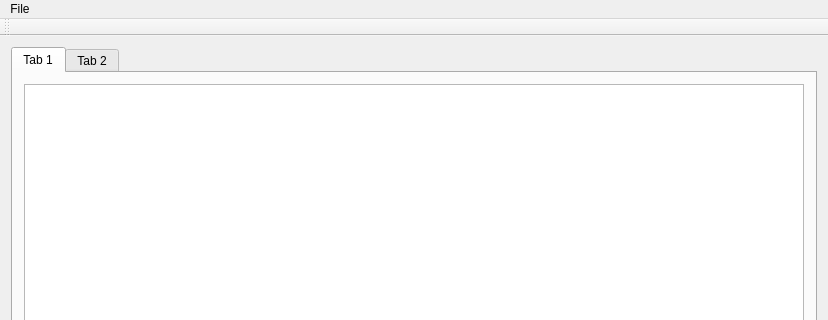
Above: View/mainwindow.ui from Benjistep/onderzoekDelft before the change; both pictures show x 0 to 828 and y 0 to 320 of the 828 by 564 pixel window. Below: the same form after it.
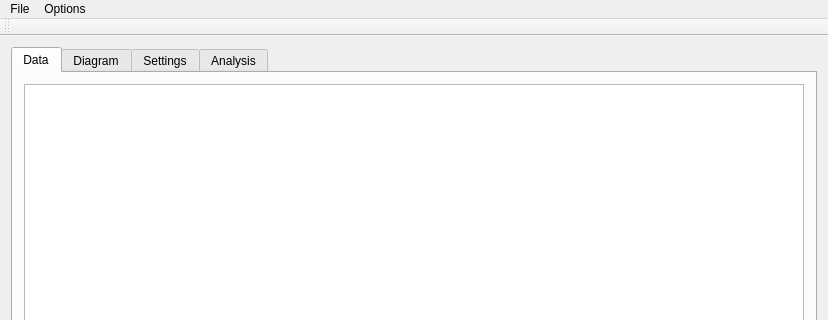
That is the form after the change.

Patch:
```diff
--- a/View/mainwindow.ui
+++ b/View/mainwindow.ui
@@ -22,7 +22,7 @@
       </property>
       <widget class="QWidget" name="tab">
        <attribute name="title">
-        <string>Tab 1</string>
+        <string>Data</string>
        </attribute>
        <layout class="QGridLayout" name="gridLayout">
         <item row="0" column="0">
@@ -42,7 +42,17 @@
       </widget>
       <widget class="QWidget" name="widget">
        <attribute name="title">
-        <string>Tab 2</string>
+        <string>Diagram</string>
+       </attribute>
+      </widget>
+      <widget class="QWidget" name="tab_3">
+       <attribute name="title">
+        <string>Settings</string>
+       </attribute>
+      </widget>
+      <widget class="QWidget" name="tab_4">
+       <attribute name="title">
+        <string>Analysis</string>
        </attribute>
       </widget>
      </widget>
@@ -72,8 +82,16 @@
      <string>File</string>
     </property>
     <addaction name="actionAdd_File"/>
+    <addaction name="actionExit"/>
+   </widget>
+   <widget class="QMenu" name="menuOptions">
+    <property name="title">
+     <string>Options</string>
+    </property>
+    <addaction name="actionTest"/>
    </widget>
    <addaction name="menuOnderzoek_Delft"/>
+   <addaction name="menuOptions"/>
   </widget>
   <action name="actionAdd_File">
    <property name="text">
```
Left out of the diff: 26 changed lines with no effect on the pictures.
